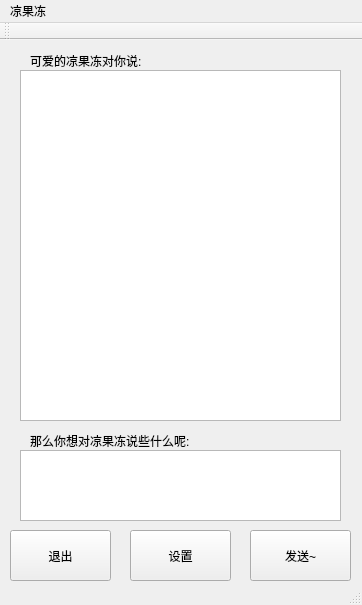
Above: 0_1_6/mainwindow.ui from Fydui/AI-L-jelly before the change. Below: the same form after it.
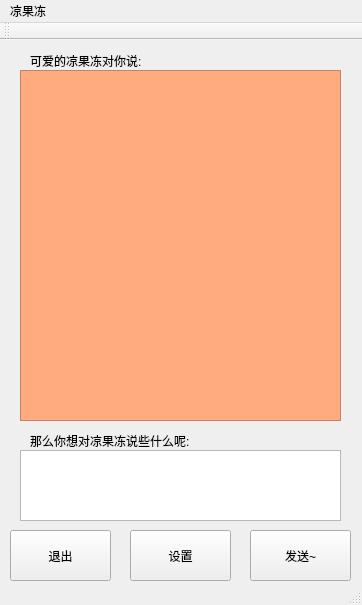
That is the form after the change.

Commit message: 添加了几个问答

```diff
--- a/0_1_6/mainwindow.ui
+++ b/0_1_6/mainwindow.ui
@@ -96,6 +96,7 @@
     </property>
     <property name="styleSheet">
      <string notr="true">font: 11pt &quot;Adobe 楷体 Std R&quot;;
+background-color: rgb(255, 170, 127);
 color: rgb(170, 56, 72);</string>
     </property>
     <property name="html">
```
The commit also changes 2 other files.
